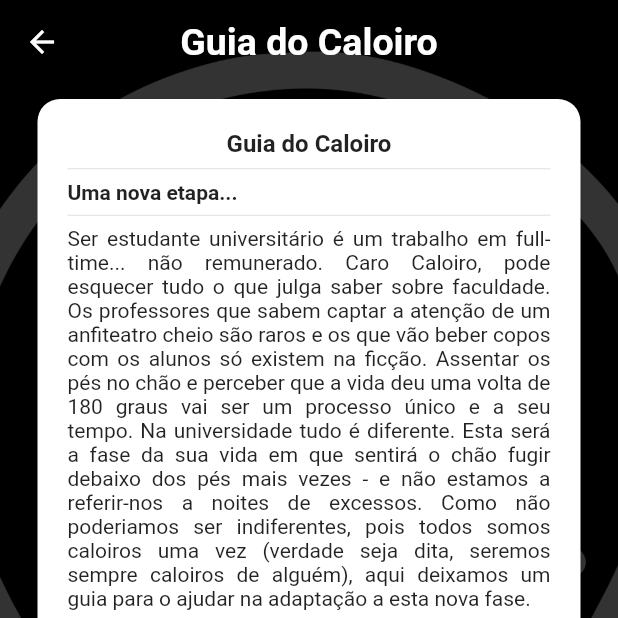
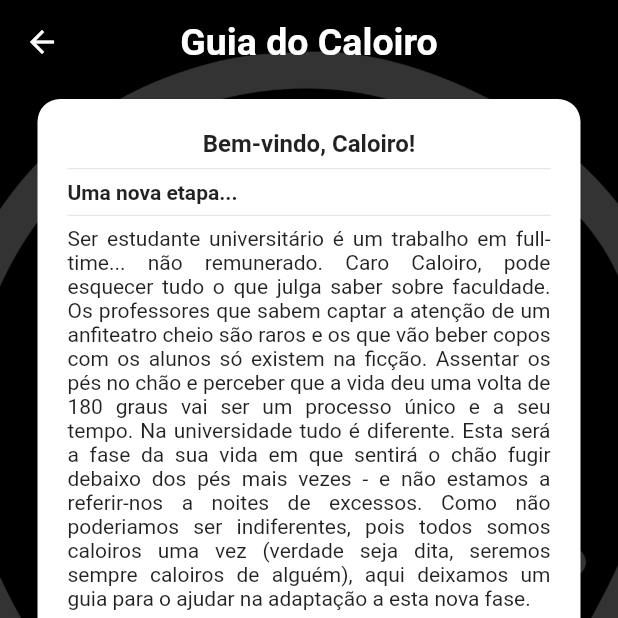
Before and after one commit to TFCMarques/eletro-app, a Flutter app: the Guide screen opened by its route, on a phone screen of 412 x 824 dp, the top half of it. Run offline on Flutter 3.47's test engine with Material 2 defaults, Android fonts, the phone set to English and light mode, and no system bars; our stand-ins replace flutter_swiper, font_awesome_flutter, photo_view.

Commit message:
Minor text change

```diff
--- a/lib/dict_guide.dart
+++ b/lib/dict_guide.dart
@@ -1,5 +1,5 @@
 var guide = {
-  "title": "Guia do Caloiro",
+  "title": "Bem-vindo, Caloiro!",
   "tags": [
     "Uma nova etapa...",
     "Sobre a Faculdade...",
```
